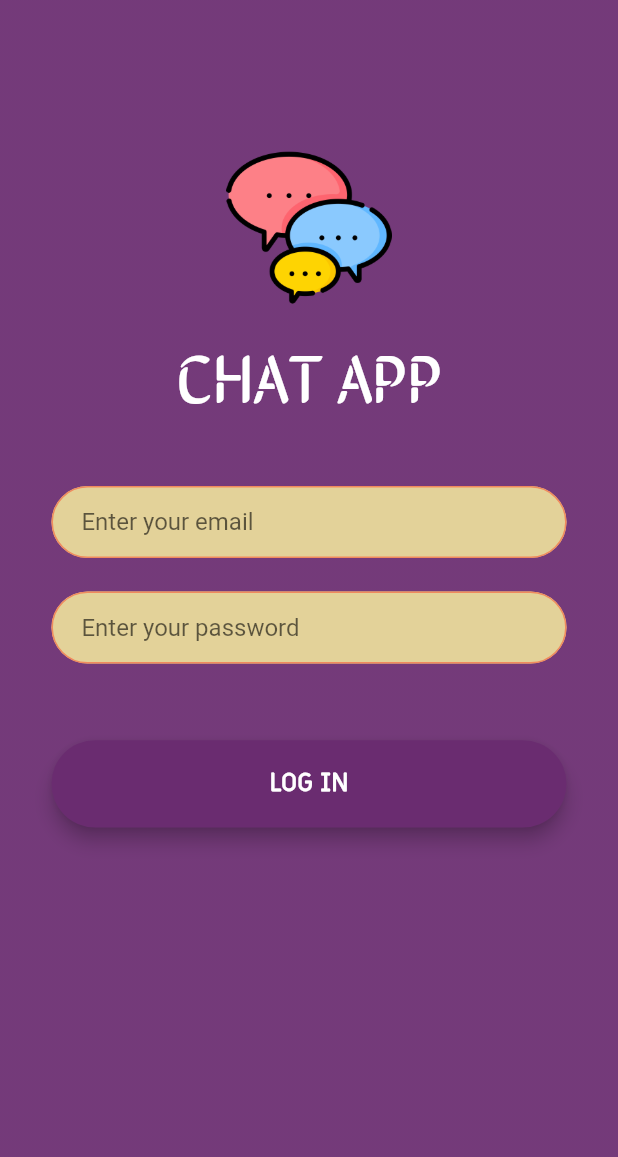
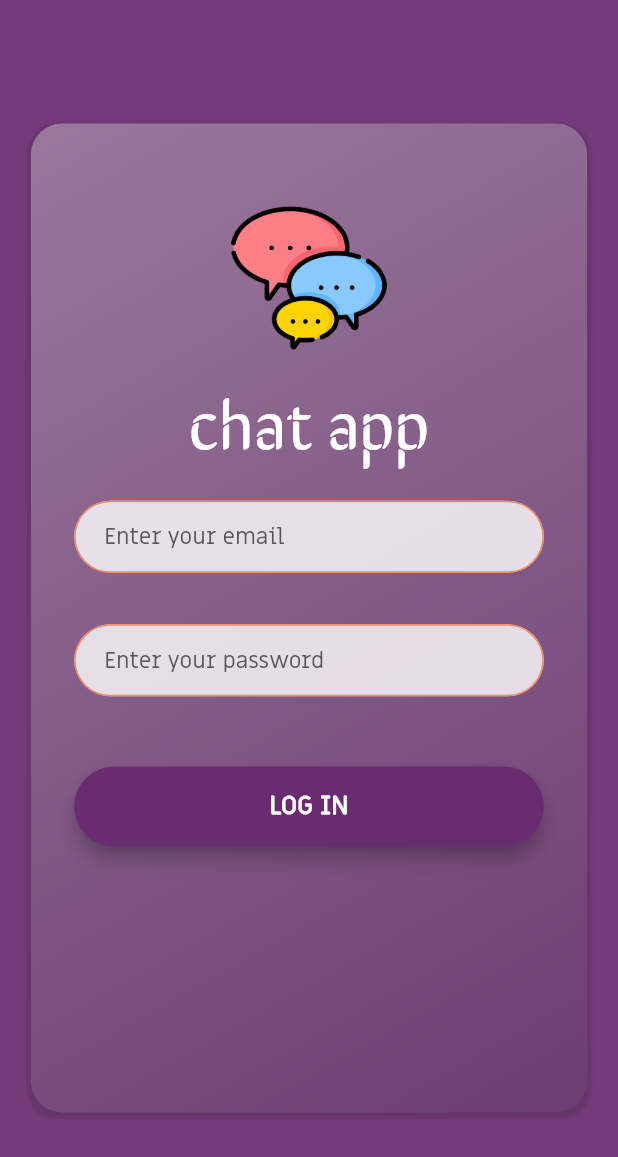
Before and after one commit to dvsu/chat-app, a Flutter app: the LoginScreen screen opened by its route, on a phone screen of 412 x 824 dp. Shown: the top 1157 px of the screen. Run offline on Flutter 3.47's test engine with Material 2 defaults, Android fonts, the phone set to English and light mode, and no system bars; our stand-ins replace animated_text_kit, flutter_screenutil.

Commit message:
Minor UI updates

```diff
--- a/lib/screens/login_screen.dart
+++ b/lib/screens/login_screen.dart
@@ -17,13 +17,33 @@ class _LoginScreenState extends State<LoginScreen> {
       body: Container(
         decoration: loginBackgroundDecoration,
         child: Padding(
-          padding: EdgeInsets.symmetric(horizontal: 24.0),
+          padding: EdgeInsets.symmetric(horizontal: 0.05.sw, vertical: 0.1.sh),
+          child: Container(
+            decoration: BoxDecoration(
+              gradient: LinearGradient(
+                begin: Alignment.topLeft,
+                end: Alignment.bottomRight,
+                colors: [
+                  Color(0x55ffffff),
+                  Color(0x0affffff),
+                ],
+              ),
+              borderRadius: BorderRadius.circular(0.05.sw),
+              boxShadow: [
+                BoxShadow(
+                  color: Color(0x22121212),
+                  offset: Offset(0, 2),
+                  blurRadius: 1.0,
+                  spreadRadius: 2.0,
+                ),
+              ],
+            ),
             child: Column(
               mainAxisAlignment: MainAxisAlignment.center,
               crossAxisAlignment: CrossAxisAlignment.stretch,
               children: <Widget>[
                 Expanded(
-                flex: 0.1.sh.toInt(),
+                  flex: 0.05.sh.toInt(),
                   child: Container(),
                 ),
                 Expanded(
@@ -45,7 +65,7 @@ class _LoginScreenState extends State<LoginScreen> {
                   child: Container(
                     alignment: Alignment.topCenter,
                     child: Text(
-                    'CHAT APP',
+                      'chat app',
                       textAlign: TextAlign.center,
                       style: registrationScreenTitleTextStyle,
                     ),
@@ -54,35 +74,18 @@ class _LoginScreenState extends State<LoginScreen> {
                 Expanded(
                   flex: 0.1.sh.toInt(),
                   child: Padding(
-                  padding: EdgeInsets.fromLTRB(
-                    0.025.sw,
-                    0.03.sh,
-                    .025.sw,
-                    0.01.sh,
+                    padding: EdgeInsets.symmetric(
+                      horizontal: 0.07.sw,
+                      vertical: 0.01.sh,
                     ),
                     child: TextField(
+                      keyboardType: TextInputType.emailAddress,
+                      style: textFieldTextStyle,
                       onChanged: (value) {
                         //Do something with the user input.
                       },
-                    decoration: InputDecoration(
+                      decoration: registrationInputDecoration.copyWith(
                         hintText: 'Enter your email',
-                      filled: true,
-                      fillColor: Color(0xccfff8a1),
-                      contentPadding: EdgeInsets.symmetric(
-                          vertical: 10.0, horizontal: 20.0),
-                      border: OutlineInputBorder(
-                        borderRadius: BorderRadius.all(Radius.circular(32.0)),
-                      ),
-                      enabledBorder: OutlineInputBorder(
-                        borderSide:
-                            BorderSide(color: Color(0xffF08A5D), width: 1.0),
-                        borderRadius: BorderRadius.all(Radius.circular(32.0)),
-                      ),
-                      focusedBorder: OutlineInputBorder(
-                        borderSide:
-                            BorderSide(color: Color(0xffB83B5E), width: 2.0),
-                        borderRadius: BorderRadius.all(Radius.circular(32.0)),
-                      ),
                       ),
                     ),
                   ),
@@ -90,35 +93,18 @@ class _LoginScreenState extends State<LoginScreen> {
                 Expanded(
                   flex: 0.1.sh.toInt(),
                   child: Padding(
-                  padding: EdgeInsets.fromLTRB(
-                    0.025.sw,
-                    0.01.sh,
-                    .025.sw,
-                    0.03.sh,
+                    padding: EdgeInsets.symmetric(
+                      horizontal: 0.07.sw,
+                      vertical: 0.01.sh,
                     ),
                     child: TextField(
+                      obscureText: true,
+                      style: textFieldTextStyle,
                       onChanged: (value) {
                         //Do something with the user input.
                       },
-                    decoration: InputDecoration(
+                      decoration: registrationInputDecoration.copyWith(
                         hintText: 'Enter your password',
-                      filled: true,
-                      fillColor: Color(0xccfff8a1),
-                      contentPadding: EdgeInsets.symmetric(
-                          vertical: 10.0, horizontal: 20.0),
-                      border: OutlineInputBorder(
-                        borderRadius: BorderRadius.all(Radius.circular(32.0)),
-                      ),
-                      enabledBorder: OutlineInputBorder(
-                        borderSide:
-                            BorderSide(color: Color(0xffF08A5D), width: 1.0),
-                        borderRadius: BorderRadius.all(Radius.circular(32.0)),
-                      ),
-                      focusedBorder: OutlineInputBorder(
-                        borderSide:
-                            BorderSide(color: Color(0xffB83B5E), width: 2.0),
-                        borderRadius: BorderRadius.all(Radius.circular(32.0)),
-                      ),
                       ),
                     ),
                   ),
@@ -128,7 +114,7 @@ class _LoginScreenState extends State<LoginScreen> {
                   child: Padding(
                     padding: EdgeInsets.symmetric(
                       vertical: 0.025.sh,
-                    horizontal: 0.025.sw,
+                      horizontal: 0.07.sw,
                     ),
                     child: CustomElevatedButton(
                       buttonText: 'LOG IN',
@@ -140,13 +126,14 @@ class _LoginScreenState extends State<LoginScreen> {
                   ),
                 ),
                 Expanded(
-                flex: 0.29.sh.toInt(),
+                  flex: 0.19.sh.toInt(),
                   child: Container(),
                 ),
               ],
             ),
           ),
         ),
+      ),
     );
   }
 }
--- a/lib/screens/registration_screen.dart
+++ b/lib/screens/registration_screen.dart
@@ -127,6 +127,7 @@ class _RegistrationScreenState extends State<RegistrationScreen>
                       vertical: 0.01.sh,
                     ),
                     child: TextField(
+                      keyboardType: TextInputType.emailAddress,
                       style: textFieldTextStyle,
                       onChanged: (value) {
                         //Do something with the user input.
```
Lines whose indentation alone changed are shown as unchanged.
